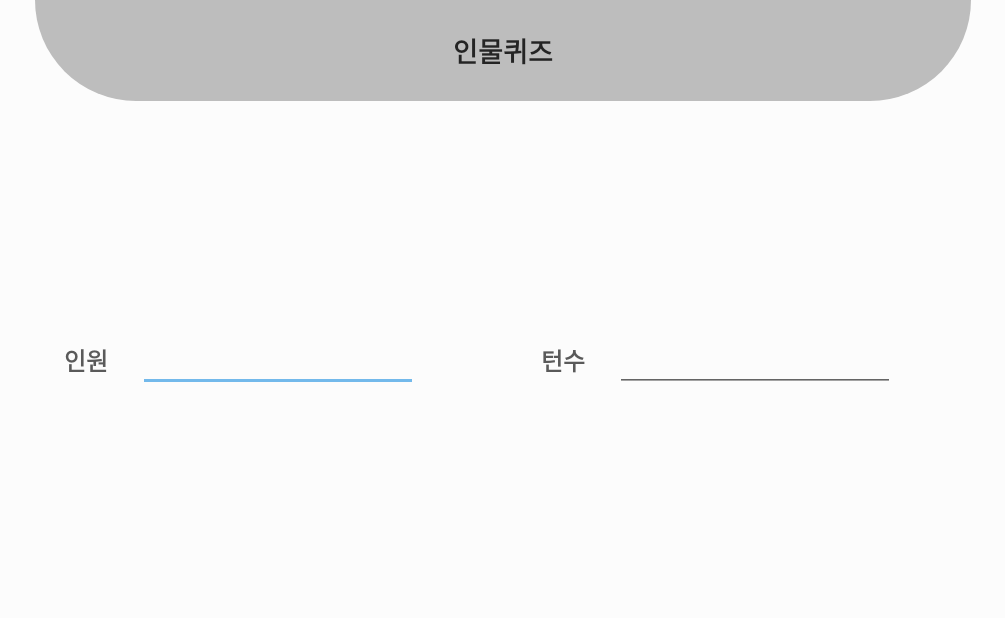
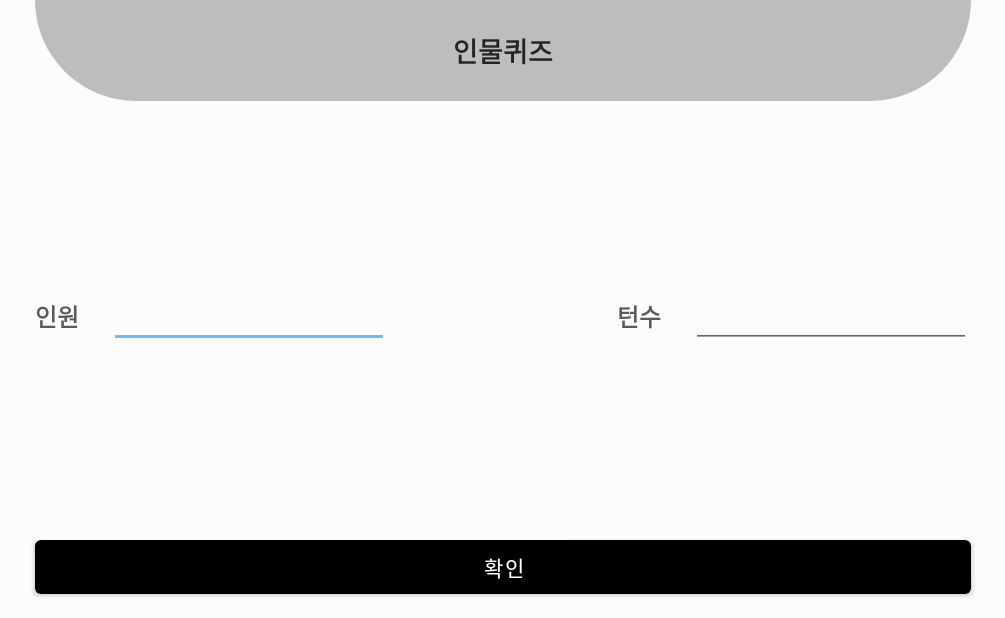
Before and after one commit to johyewon/randomGame, an Android app: the CharacterActivity screen opened directly, with no data from a screen before it, on a phone screen of 824 x 412 dp (held sideways). Shown: the whole screen, without its empty margins (115-1120 px from the left). Run offline under Robolectric (Android 15) with nearby library versions, the phone set to English and light mode, and no system bars; Roboto replaces fonts that are not available here.

Commit message:
사물퀴즈 인원&턴수 입력 후 페이지 넘기기

```diff
--- a/app/src/main/java/com/hanix/randomgame/view/tab/body/BodyActivity.kt
+++ b/app/src/main/java/com/hanix/randomgame/view/tab/body/BodyActivity.kt
@@ -21,6 +21,6 @@ class BodyActivity : AppCompatActivity() {
      * onClickListener -> 중복 클릭 방지를 위해 OnSingleClickListener 사용
      */
     var bodyClick: OnSingleClickListener = object : OnSingleClickListener() {
-        override fun onSingleClick(v: View) {}
+        override fun onSingleClick(v: View?) {}
     }
 }
--- a/app/src/main/java/com/hanix/randomgame/view/tab/idiom/IdiomActivity.kt
+++ b/app/src/main/java/com/hanix/randomgame/view/tab/idiom/IdiomActivity.kt
@@ -22,6 +22,6 @@ class IdiomActivity : AppCompatActivity() {
      * onClickListener -> 중복 클릭 방지를 위해 OnSingleClickListener 사용
      */
     var idiomClick: OnSingleClickListener = object : OnSingleClickListener() {
-        override fun onSingleClick(v: View) {}
+        override fun onSingleClick(v: View?) {}
     }
 }
--- a/app/src/main/java/com/hanix/randomgame/view/tab/object/ObjectActivity.kt
+++ b/app/src/main/java/com/hanix/randomgame/view/tab/object/ObjectActivity.kt
@@ -22,6 +22,6 @@ class ObjectActivity : AppCompatActivity() {
      * onClickListener -> 중복 클릭 방지를 위해 OnSingleClickListener 사용
      */
     var objectClick: OnSingleClickListener = object : OnSingleClickListener() {
-        override fun onSingleClick(v: View) {}
+        override fun onSingleClick(v: View?) {}
     }
 }
--- a/app/src/main/java/com/hanix/randomgame/view/tab/relay/RelayActivity.kt
+++ b/app/src/main/java/com/hanix/randomgame/view/tab/relay/RelayActivity.kt
@@ -22,6 +22,6 @@ class RelayActivity : AppCompatActivity() {
      * OnClickListener -> 중복 클릭 방지를 위해 OnSingleClickListener 사용
      */
     var relayClick: OnSingleClickListener = object : OnSingleClickListener() {
-        override fun onSingleClick(v: View) {}
+        override fun onSingleClick(v: View?) {}
     }
 }
--- a/app/src/main/java/com/hanix/randomgame/view/tab/saying/SayingActivity.kt
+++ b/app/src/main/java/com/hanix/randomgame/view/tab/saying/SayingActivity.kt
@@ -22,6 +22,6 @@ class SayingActivity : AppCompatActivity() {
      * OnClickListener -> 중복 클릭 방지를 위해 OnSingleClickListener 를 사용한다.
      */
     var sayingClick: OnSingleClickListener = object : OnSingleClickListener() {
-        override fun onSingleClick(v: View) {}
+        override fun onSingleClick(v: View?) {}
     }
 }
--- a/app/src/main/res/layout/activity_character.xml
+++ b/app/src/main/res/layout/activity_character.xml
@@ -7,45 +7,37 @@
     android:background="@color/background"
     tools:context=".view.tab.character.CharacterActivity">
 
-    <LinearLayout
+    <androidx.appcompat.widget.AppCompatButton
         android:id="@+id/linearLayout"
         android:layout_width="0dp"
         android:layout_height="wrap_content"
         android:layout_marginStart="100dp"
         android:layout_marginEnd="100dp"
         android:background="@drawable/background_title_round"
+        android:gravity="center"
         android:orientation="horizontal"
-
         android:paddingTop="20dp"
         android:paddingBottom="20dp"
+        android:text="@string/main_character"
+        android:textColor="@color/light_black"
+        android:textSize="18sp"
+        android:textStyle="bold"
         app:layout_constraintBottom_toBottomOf="parent"
         app:layout_constraintEnd_toEndOf="parent"
         app:layout_constraintStart_toStartOf="parent"
         app:layout_constraintTop_toTopOf="parent"
-        app:layout_constraintVertical_bias="0.0">
-
-        <TextView
-            android:id="@+id/textView2"
-            android:layout_width="match_parent"
-            android:layout_height="match_parent"
-            android:gravity="center"
-            android:text="@string/main_character"
-            android:textColor="@color/light_black"
-            android:textSize="18sp"
-            android:textStyle="bold" />
-    </LinearLayout>
+        app:layout_constraintVertical_bias="0.0" />
 
     <TextView
         android:id="@+id/textView3"
         android:layout_width="wrap_content"
         android:layout_height="wrap_content"
+        android:layout_marginStart="100dp"
         android:text="인원"
         android:textColor="@color/dark_gray"
         android:textSize="16sp"
         android:textStyle="bold"
-        app:layout_constraintBottom_toBottomOf="parent"
-        app:layout_constraintEnd_toEndOf="parent"
-        app:layout_constraintHorizontal_bias="0.15"
+        app:layout_constraintBottom_toTopOf="@+id/submitButton"
         app:layout_constraintStart_toStartOf="parent"
         app:layout_constraintTop_toBottomOf="@+id/linearLayout" />
 
@@ -53,20 +45,21 @@
         android:id="@+id/textView4"
         android:layout_width="wrap_content"
         android:layout_height="wrap_content"
+        android:layout_marginEnd="20dp"
         android:text="턴수"
         android:textColor="@color/dark_gray"
         android:textSize="16sp"
         android:textStyle="bold"
-        app:layout_constraintBottom_toBottomOf="parent"
-        app:layout_constraintEnd_toEndOf="parent"
-        app:layout_constraintHorizontal_bias="0.55"
-        app:layout_constraintStart_toStartOf="parent"
-        app:layout_constraintTop_toBottomOf="@+id/linearLayout" />
+        app:layout_constraintBottom_toBottomOf="@+id/charTurnCount"
+        app:layout_constraintEnd_toStartOf="@+id/charTurnCount"
+        app:layout_constraintTop_toTopOf="@+id/charTurnCount" />
 
     <EditText
+        android:id="@+id/charPeopleCount"
         android:layout_width="wrap_content"
         android:layout_height="wrap_content"
         android:layout_marginStart="20dp"
+        android:digits="0123456789"
         android:ems="10"
         android:fontFamily="@font/applesdgothicneom"
         android:inputType="number"
@@ -78,17 +71,31 @@
         app:layout_constraintTop_toTopOf="@+id/textView3" />
 
     <EditText
+        android:id="@+id/charTurnCount"
         android:layout_width="wrap_content"
         android:layout_height="wrap_content"
-        android:layout_marginStart="20dp"
+        android:layout_marginEnd="100dp"
+        android:digits="0123456789"
         android:ems="10"
         android:fontFamily="@font/applesdgothicneom"
         android:inputType="number"
         android:textColor="@color/light_black"
         android:textSize="16sp"
         android:textStyle="normal"
-        app:layout_constraintBottom_toBottomOf="@+id/textView4"
-        app:layout_constraintStart_toEndOf="@+id/textView4"
-        app:layout_constraintTop_toTopOf="@+id/textView4" />
+        app:layout_constraintBottom_toTopOf="@+id/submitButton"
+        app:layout_constraintEnd_toEndOf="parent"
+        app:layout_constraintTop_toBottomOf="@+id/linearLayout" />
+
+    <Button
+        android:id="@+id/submitButton"
+        android:layout_width="0dp"
+        android:layout_height="wrap_content"
+        android:layout_marginStart="100dp"
+        android:layout_marginEnd="100dp"
+        android:layout_marginBottom="10dp"
+        android:text="@string/cmm_confirm"
+        app:layout_constraintBottom_toBottomOf="parent"
+        app:layout_constraintEnd_toEndOf="parent"
+        app:layout_constraintStart_toStartOf="parent" />
 
 </androidx.constraintlayout.widget.ConstraintLayout>
--- a/build.gradle
+++ b/build.gradle
@@ -6,7 +6,7 @@ buildscript {
     }
     dependencies {
         classpath 'com.android.tools.build:gradle:4.1.1'
-        classpath 'org.jetbrains.kotlin:kotlin-gradle-plugin:1.3.72'
+        classpath 'org.jetbrains.kotlin:kotlin-gradle-plugin:1.5.20'
         // NOTE: Do not place your application dependencies here; they belong
         // in the individual module build.gradle files
     }
```
Also changed, not shown: app/src/main/AndroidManifest.xml (+6 -1 lines), app/src/main/java/com/hanix/randomgame/common/utils/KeyboardUtil.kt (added, +21 -0 lines), app/src/main/java/com/hanix/randomgame/common/utils/PhoneCallUtil.kt (+3 -58 lines), app/src/main/java/com/hanix/randomgame/view/tab/character/CharGameActivity.kt (added, +14 -0 lines), app/src/main/java/com/hanix/randomgame/view/tab/character/CharacterActivity.kt (+67 -6 lines), app/src/main/res/layout/activity_char_game.xml (added, +9 -0 lines), 1 other file.
